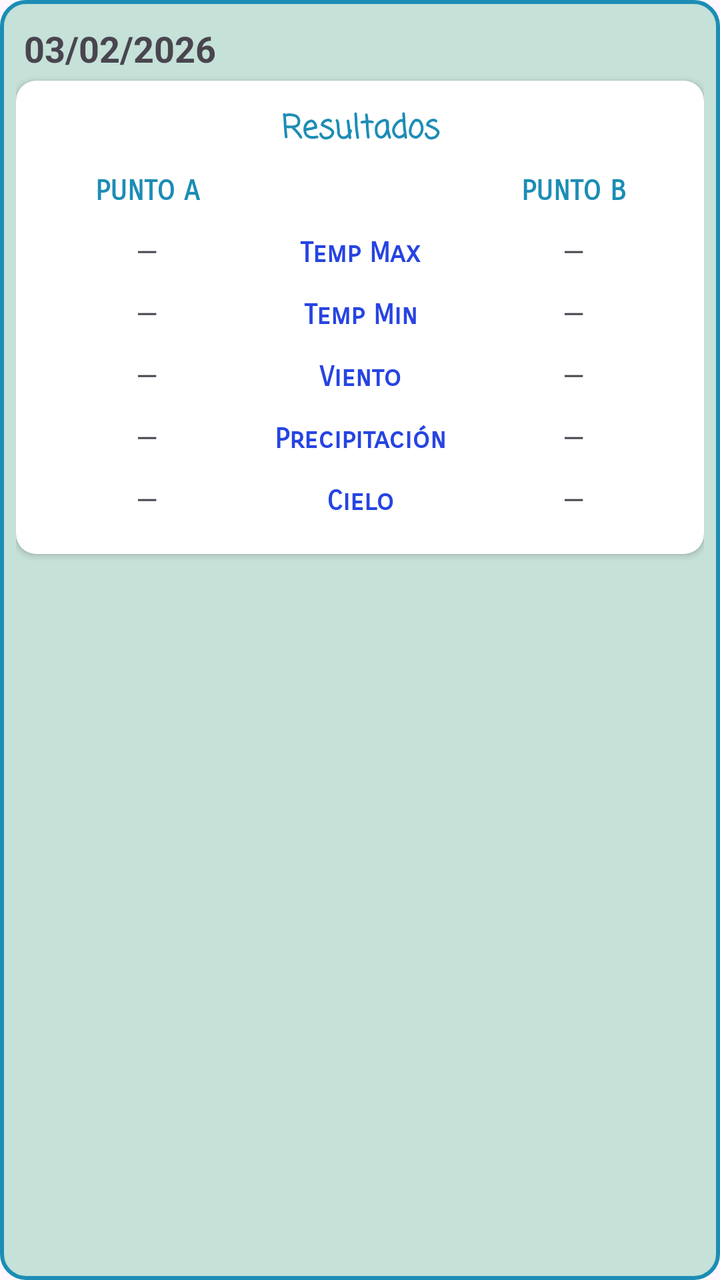
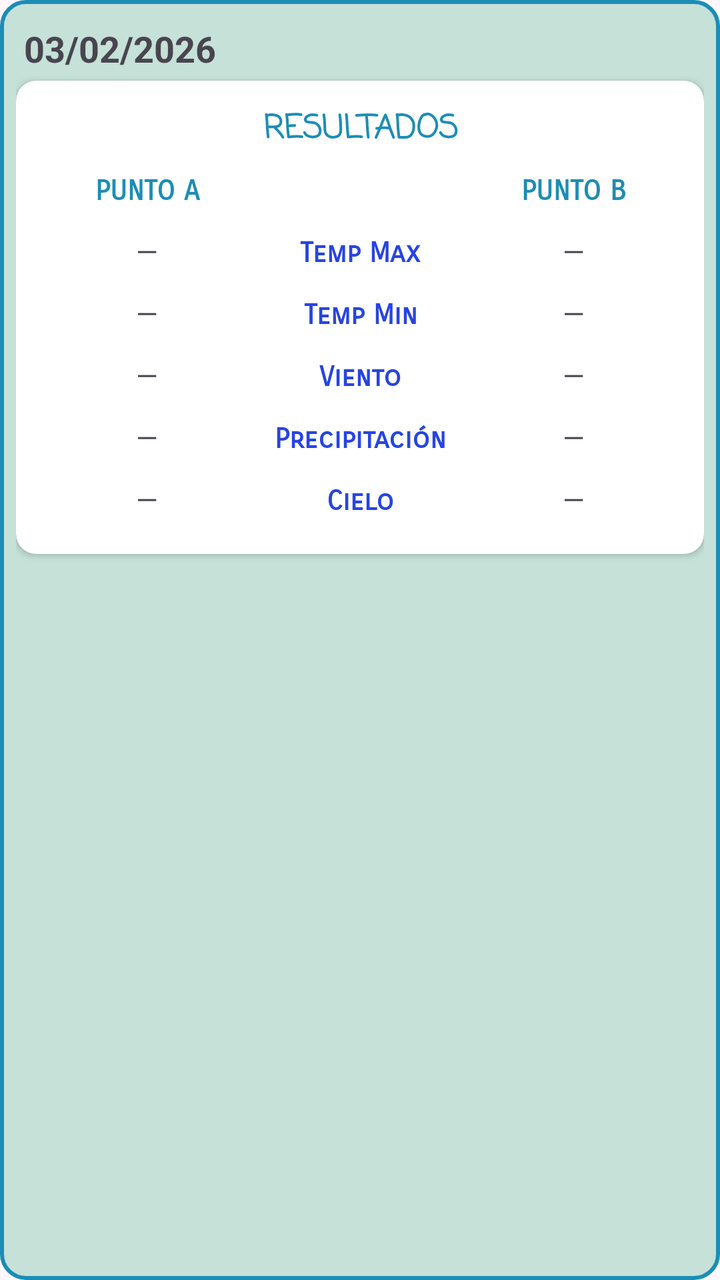

Two renders of the same Android screen: before a commit and after it. Below are the layout's source before the change and the commit's diff.
<!-- AndroidManifest.xml: application theme Theme.MeteoDuo -->
<!-- res/layout/item_resultados_dia.xml -->
<?xml version="1.0" encoding="utf-8"?>
<LinearLayout
    xmlns:android="http://schemas.android.com/apk/res/android"
    xmlns:app="http://schemas.android.com/apk/res-auto"
    android:layout_width="match_parent"
    android:layout_height="wrap_content"
    android:orientation="vertical"
    android:layout_marginBottom="14dp"
    android:background="@drawable/fondo_resultados">
    >

    
    <TextView
        android:id="@+id/tvFecha"
        android:layout_width="match_parent"
        android:layout_height="wrap_content"
        android:text="03/02/2026"
        android:textStyle="bold"
        android:textSize="18sp"
        android:padding="4dp"/>

    
    <androidx.cardview.widget.CardView
        android:layout_width="match_parent"
        android:layout_height="wrap_content"
        app:cardCornerRadius="10dp"
        app:cardElevation="2dp">

        <LinearLayout
            android:layout_width="match_parent"
            android:layout_height="wrap_content"
            android:orientation="vertical"
            android:padding="12dp">

            <TextView
                android:id="@+id/txtresultados"
                android:layout_width="match_parent"
                android:layout_height="wrap_content"
                android:layout_marginBottom="8dp"
                android:fontFamily="casual"
                android:gravity="center"
                android:text="Resultados"
                android:textColor="@color/boton"
                android:textSize="16sp"
                android:textStyle="bold" />

            
            <LinearLayout
                android:layout_width="match_parent"
                android:layout_height="wrap_content"
                android:orientation="horizontal"
                android:paddingBottom="6dp">

                <TextView
                    android:id="@+id/tvHeadA"
                    android:layout_width="0dp"
                    android:layout_height="wrap_content"
                    android:layout_weight="1"
                    android:fontFamily="sans-serif-smallcaps"
                    android:gravity="center"
                    android:text="PUNTO A"
                    android:textColor="@color/boton"
                    android:textStyle="bold" />

                <TextView
                    android:layout_width="0dp"
                    android:layout_height="wrap_content"
                    android:layout_weight="1"
                    android:text=""
                    android:gravity="center"/>

                <TextView
                    android:id="@+id/tvHeadB"
                    android:layout_width="0dp"
                    android:layout_height="wrap_content"
                    android:layout_weight="1"
                    android:fontFamily="sans-serif-smallcaps"
                    android:gravity="center"
                    android:text="PUNTO B"
                    android:textColor="@color/boton"
                    android:textStyle="bold" />
            </LinearLayout>

            
            <LinearLayout
                android:id="@+id/rowTempMax"
                android:layout_width="match_parent"
                android:layout_height="wrap_content"
                android:orientation="horizontal"
                android:paddingVertical="6dp">

                <TextView
                    android:id="@+id/tvA_TempMax"
                    android:layout_width="0dp"
                    android:layout_height="wrap_content"
                    android:layout_weight="1"
                    android:text="—"
                    android:gravity="center"/>

                <TextView
                    android:layout_width="0dp"
                    android:layout_height="wrap_content"
                    android:layout_weight="1"
                    android:fontFamily="sans-serif-smallcaps"
                    android:gravity="center"
                    android:text="Temp Max"
                    android:textColor="@color/text"
                    android:textStyle="bold" />

                <TextView
                    android:id="@+id/tvB_TempMax"
                    android:layout_width="0dp"
                    android:layout_height="wrap_content"
                    android:layout_weight="1"
                    android:text="—"
                    android:gravity="center"/>
            </LinearLayout>

            
            <LinearLayout
                android:id="@+id/rowTempMin"
                android:layout_width="match_parent"
                android:layout_height="wrap_content"
                android:orientation="horizontal"
                android:paddingVertical="6dp">

                <TextView
                    android:id="@+id/tvA_TempMin"
                    android:layout_width="0dp"
                    android:layout_height="wrap_content"
                    android:layout_weight="1"
                    android:text="—"
                    android:gravity="center"/>

                <TextView
                    android:layout_width="0dp"
                    android:layout_height="wrap_content"
                    android:layout_weight="1"
                    android:fontFamily="sans-serif-smallcaps"
                    android:gravity="center"
                    android:text="Temp Min"
                    android:textColor="@color/text"
                    android:textStyle="bold" />

                <TextView
                    android:id="@+id/tvB_TempMin"
                    android:layout_width="0dp"
                    android:layout_height="wrap_content"
                    android:layout_weight="1"
                    android:text="—"
                    android:gravity="center"/>
            </LinearLayout>

            
            <LinearLayout
                android:id="@+id/rowViento"
                android:layout_width="match_parent"
                android:layout_height="wrap_content"
                android:orientation="horizontal"
                android:paddingVertical="6dp">

                <TextView
                    android:id="@+id/tvA_Viento"
                    android:layout_width="0dp"
                    android:layout_height="wrap_content"
                    android:layout_weight="1"
                    android:text="—"
                    android:gravity="center"/>

                <TextView
                    android:layout_width="0dp"
                    android:layout_height="wrap_content"
                    android:layout_weight="1"
                    android:fontFamily="sans-serif-smallcaps"
                    android:gravity="center"
                    android:text="Viento"
                    android:textColor="@color/text"
                    android:textStyle="bold" />

                <TextView
                    android:id="@+id/tvB_Viento"
                    android:layout_width="0dp"
                    android:layout_height="wrap_content"
                    android:layout_weight="1"
                    android:text="—"
                    android:gravity="center"/>
            </LinearLayout>

            
            <LinearLayout
                android:id="@+id/rowPrecipitacion"
                android:layout_width="match_parent"
                android:layout_height="wrap_content"
                android:orientation="horizontal"
                android:paddingVertical="6dp">

                <TextView
                    android:id="@+id/tvA_Prec"
                    android:layout_width="0dp"
                    android:layout_height="wrap_content"
                    android:layout_weight="1"
                    android:text="—"
                    android:gravity="center"/>

                <TextView
                    android:layout_width="0dp"
                    android:layout_height="wrap_content"
                    android:layout_weight="1"
                    android:fontFamily="sans-serif-smallcaps"
                    android:gravity="center"
                    android:text="Precipitación"
                    android:textColor="@color/text"
                    android:textStyle="bold" />

                <TextView
                    android:id="@+id/tvB_Prec"
                    android:layout_width="0dp"
                    android:layout_height="wrap_content"
                    android:layout_weight="1"
                    android:text="—"
                    android:gravity="center"/>
            </LinearLayout>

            
            <LinearLayout
                android:id="@+id/rowCielo"
                android:layout_width="match_parent"
                android:layout_height="wrap_content"
                android:orientation="horizontal"
                android:paddingVertical="6dp">

                <TextView
                    android:id="@+id/tvA_Cielo"
                    android:layout_width="0dp"
                    android:layout_height="wrap_content"
                    android:layout_weight="1"
                    android:text="—"
                    android:gravity="center"/>

                <TextView
                    android:layout_width="0dp"
                    android:layout_height="wrap_content"
                    android:layout_weight="1"
                    android:fontFamily="sans-serif-smallcaps"
                    android:gravity="center"
                    android:text="Cielo"
                    android:textColor="@color/text"
                    android:textStyle="bold" />

                <TextView
                    android:id="@+id/tvB_Cielo"
                    android:layout_width="0dp"
                    android:layout_height="wrap_content"
                    android:layout_weight="1"
                    android:text="—"
                    android:gravity="center"/>
            </LinearLayout>

        </LinearLayout>
    </androidx.cardview.widget.CardView>

</LinearLayout>
<!-- resources referenced by this layout -->
<resources>
  <color name="boton">#1c8db5</color>
  <color name="text">#2744E2</color>
  <!-- drawable fondo_resultados (drawable) -->
  <?xml version="1.0" encoding="utf-8"?>
  <shape xmlns:android="http://schemas.android.com/apk/res/android"
      android:shape="rectangle">
  
      
      <solid android:color="@color/cuadro"/>
  
      
      <stroke
          android:width="2dp"
          android:color="@color/boton"/>
  
      
      <corners android:radius="12dp"/>
  
      
      <padding
          android:left="8dp"
          android:top="8dp"
          android:right="8dp"
          android:bottom="8dp"/>
  </shape>
  <style name="Theme.MeteoDuo" parent="Base.Theme.MeteoDuo" />
  <color name="cuadro">#c5e1d8</color>
  <style name="Base.Theme.MeteoDuo" parent="Theme.Material3.DayNight.NoActionBar">
          
  
  
      </style>
</resources>

<!-- the commit's change to res/layout/item_resultados_dia.xml (unified diff, before → after) -->
@@ -39,7 +39,7 @@
                 android:layout_marginBottom="8dp"
                 android:fontFamily="casual"
                 android:gravity="center"
-                android:text="Resultados"
+                android:text="@string/resultados"
                 android:textColor="@color/boton"
                 android:textSize="16sp"
                 android:textStyle="bold" />
@@ -58,7 +58,7 @@
                     android:layout_weight="1"
                     android:fontFamily="sans-serif-smallcaps"
                     android:gravity="center"
-                    android:text="PUNTO A"
+                    android:text="@string/punto_a"
                     android:textColor="@color/boton"
                     android:textStyle="bold" />
 
@@ -76,7 +76,7 @@
                     android:layout_weight="1"
                     android:fontFamily="sans-serif-smallcaps"
                     android:gravity="center"
-                    android:text="PUNTO B"
+                    android:text="@string/punto_b"
                     android:textColor="@color/boton"
                     android:textStyle="bold" />
             </LinearLayout>
@@ -103,7 +103,7 @@
                     android:layout_weight="1"
                     android:fontFamily="sans-serif-smallcaps"
                     android:gravity="center"
-                    android:text="Temp Max"
+                    android:text="@string/temp_max"
                     android:textColor="@color/text"
                     android:textStyle="bold" />
 
@@ -138,7 +138,7 @@
                     android:layout_weight="1"
                     android:fontFamily="sans-serif-smallcaps"
                     android:gravity="center"
-                    android:text="Temp Min"
+                    android:text="@string/temp_min"
                     android:textColor="@color/text"
                     android:textStyle="bold" />
 
@@ -173,7 +173,7 @@
                     android:layout_weight="1"
                     android:fontFamily="sans-serif-smallcaps"
                     android:gravity="center"
-                    android:text="Viento"
+                    android:text="@string/viento"
                     android:textColor="@color/text"
                     android:textStyle="bold" />
 
@@ -208,7 +208,7 @@
                     android:layout_weight="1"
                     android:fontFamily="sans-serif-smallcaps"
                     android:gravity="center"
-                    android:text="Precipitación"
+                    android:text="@string/precipitacion"
                     android:textColor="@color/text"
                     android:textStyle="bold" />
 
@@ -243,7 +243,7 @@
                     android:layout_weight="1"
                     android:fontFamily="sans-serif-smallcaps"
                     android:gravity="center"
-                    android:text="Cielo"
+                    android:text="@string/cielo"
                     android:textColor="@color/text"
                     android:textStyle="bold" />
 
<!-- resource entries referenced after the edit -->
@@ -25,6 +25,14 @@
           android:right="8dp"
           android:bottom="8dp"/>
   </shape>
+  <string name="cielo">Cielo</string>
+  <string name="precipitacion">Precipitación</string>
+  <string name="punto_a">PUNTO A</string>
+  <string name="punto_b">PUNTO B</string>
+  <string name="resultados">RESULTADOS</string>
+  <string name="temp_max">Temp Max</string>
+  <string name="temp_min">Temp Min</string>
+  <string name="viento">Viento</string>
   <style name="Theme.MeteoDuo" parent="Base.Theme.MeteoDuo" />
   <color name="cuadro">#c5e1d8</color>
   <style name="Base.Theme.MeteoDuo" parent="Theme.Material3.DayNight.NoActionBar">
